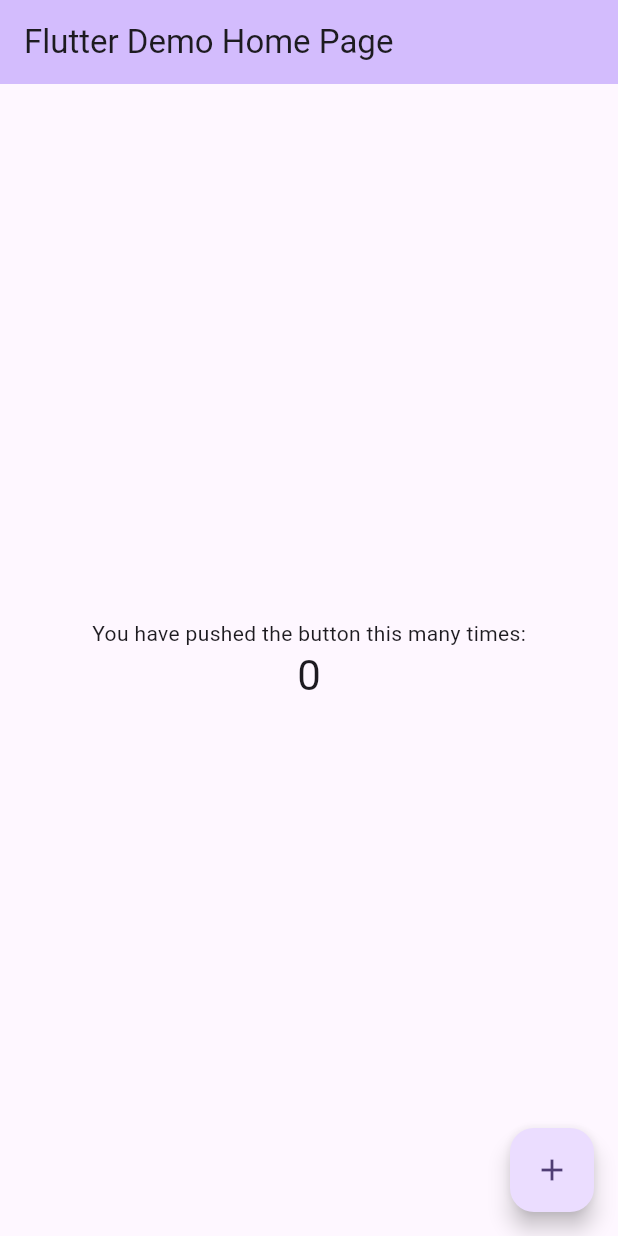
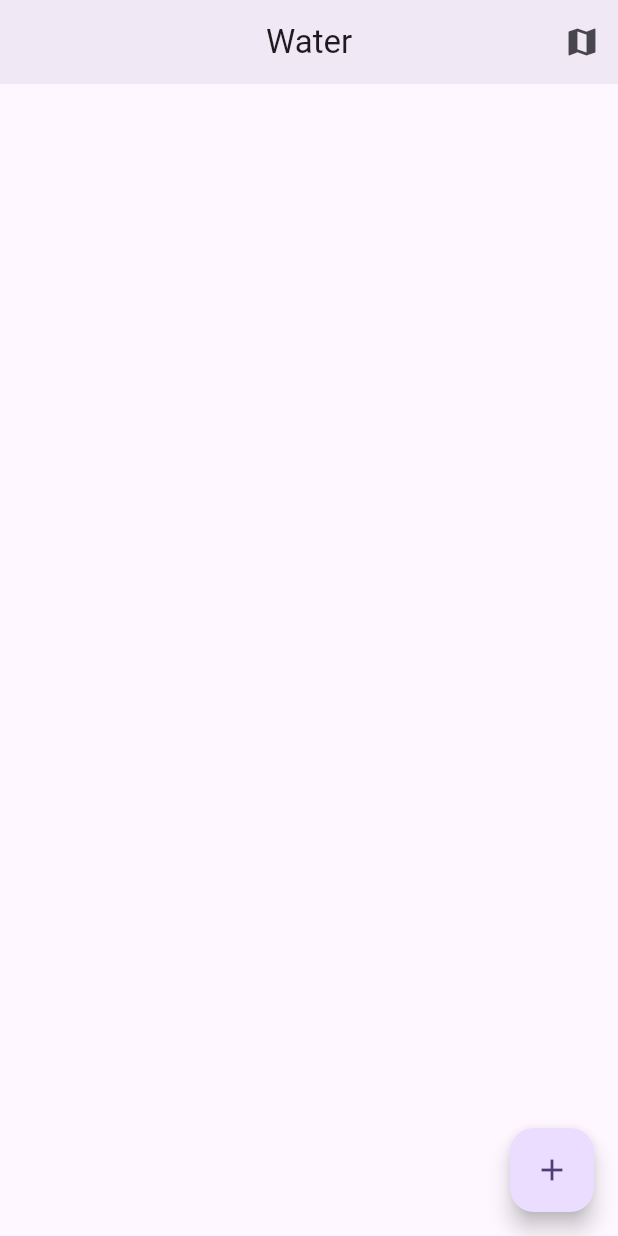
Before and after one commit to chimukaC7/flutter-course-water-intake, a Flutter app: the screen it shows after launch, on a phone screen of 412 x 824 dp. Run offline on Flutter 3.47's test engine with Material 3 defaults, Android fonts, the phone set to English and light mode, and no system bars.

Commit message:
Set up floatingactionbutton and appbar

```diff
--- a/lib/main.dart
+++ b/lib/main.dart
@@ -1,4 +1,5 @@
 import 'package:flutter/material.dart';
+import 'package:water_intake/pages/home.dart';
 
 void main() {
   runApp(const MyApp());
@@ -11,115 +12,12 @@ class MyApp extends StatelessWidget {
   @override
   Widget build(BuildContext context) {
     return MaterialApp(
-      title: 'Flutter Demo',
+      title: 'Water Intake',
       theme: ThemeData(
-        // This is the theme of your application.
-        //
-        // TRY THIS: Try running your application with "flutter run". You'll see
-        // the application has a purple toolbar. Then, without quitting the app,
-        // try changing the seedColor in the colorScheme below to Colors.green
-        // and then invoke "hot reload" (save your changes or press the "hot
-        // reload" button in a Flutter-supported IDE, or press "r" if you used
-        // the command line to start the app).
-        //
-        // Notice that the counter didn't reset back to zero; the application
-        // state is not lost during the reload. To reset the state, use hot
-        // restart instead.
-        //
-        // This works for code too, not just values: Most code changes can be
-        // tested with just a hot reload.
         colorScheme: ColorScheme.fromSeed(seedColor: Colors.deepPurple),
         useMaterial3: true,
       ),
-      home: const MyHomePage(title: 'Flutter Demo Home Page'),
+      home: const HomePage(),
     );
   }
 }
-
-class MyHomePage extends StatefulWidget {
-  const MyHomePage({super.key, required this.title});
-
-  // This widget is the home page of your application. It is stateful, meaning
-  // that it has a State object (defined below) that contains fields that affect
-  // how it looks.
-
-  // This class is the configuration for the state. It holds the values (in this
-  // case the title) provided by the parent (in this case the App widget) and
-  // used by the build method of the State. Fields in a Widget subclass are
-  // always marked "final".
-
-  final String title;
-
-  @override
-  State<MyHomePage> createState() => _MyHomePageState();
-}
-
-class _MyHomePageState extends State<MyHomePage> {
-  int _counter = 0;
-
-  void _incrementCounter() {
-    setState(() {
-      // This call to setState tells the Flutter framework that something has
-      // changed in this State, which causes it to rerun the build method below
-      // so that the display can reflect the updated values. If we changed
-      // _counter without calling setState(), then the build method would not be
-      // called again, and so nothing would appear to happen.
-      _counter++;
-    });
-  }
-
-  @override
-  Widget build(BuildContext context) {
-    // This method is rerun every time setState is called, for instance as done
-    // by the _incrementCounter method above.
-    //
-    // The Flutter framework has been optimized to make rerunning build methods
-    // fast, so that you can just rebuild anything that needs updating rather
-    // than having to individually change instances of widgets.
-    return Scaffold(
-      appBar: AppBar(
-        // TRY THIS: Try changing the color here to a specific color (to
-        // Colors.amber, perhaps?) and trigger a hot reload to see the AppBar
-        // change color while the other colors stay the same.
-        backgroundColor: Theme.of(context).colorScheme.inversePrimary,
-        // Here we take the value from the MyHomePage object that was created by
-        // the App.build method, and use it to set our appbar title.
-        title: Text(widget.title),
-      ),
-      body: Center(
-        // Center is a layout widget. It takes a single child and positions it
-        // in the middle of the parent.
-        child: Column(
-          // Column is also a layout widget. It takes a list of children and
-          // arranges them vertically. By default, it sizes itself to fit its
-          // children horizontally, and tries to be as tall as its parent.
-          //
-          // Column has various properties to control how it sizes itself and
-          // how it positions its children. Here we use mainAxisAlignment to
-          // center the children vertically; the main axis here is the vertical
-          // axis because Columns are vertical (the cross axis would be
-          // horizontal).
-          //
-          // TRY THIS: Invoke "debug painting" (choose the "Toggle Debug Paint"
-          // action in the IDE, or press "p" in the console), to see the
-          // wireframe for each widget.
-          mainAxisAlignment: MainAxisAlignment.center,
-          children: <Widget>[
-            const Text(
-              'You have pushed the button this many times:',
-            ),
-            Text(
-              '$_counter',
-              style: Theme.of(context).textTheme.headlineMedium,
-            ),
-          ],
-        ),
-      ),
-      floatingActionButton: FloatingActionButton(
-        onPressed: _incrementCounter,
-        tooltip: 'Increment',
-        child: const Icon(Icons.add),
-      ), // This trailing comma makes auto-formatting nicer for build methods.
-    );
-  }
-}
--- /dev/null
+++ b/lib/pages/home.dart
@@ -0,0 +1,25 @@
+import 'package:flutter/material.dart';
+
+class HomePage extends StatefulWidget {
+  const HomePage({super.key});
+
+  @override
+  State<HomePage> createState() => _HomePageState();
+}
+
+class _HomePageState extends State<HomePage> {
+  @override
+  Widget build(BuildContext context) {
+    return Scaffold(
+      appBar: AppBar(
+        elevation: 4,
+        centerTitle: true,
+        actions: [IconButton(onPressed: () {}, icon: Icon(Icons.map))],
+        title: Text('Water'),
+      ),
+      backgroundColor: Theme.of(context).colorScheme.background,
+      floatingActionButton:
+          FloatingActionButton(child: const Icon(Icons.add), onPressed: () {}),
+    );
+  }
+}
```
